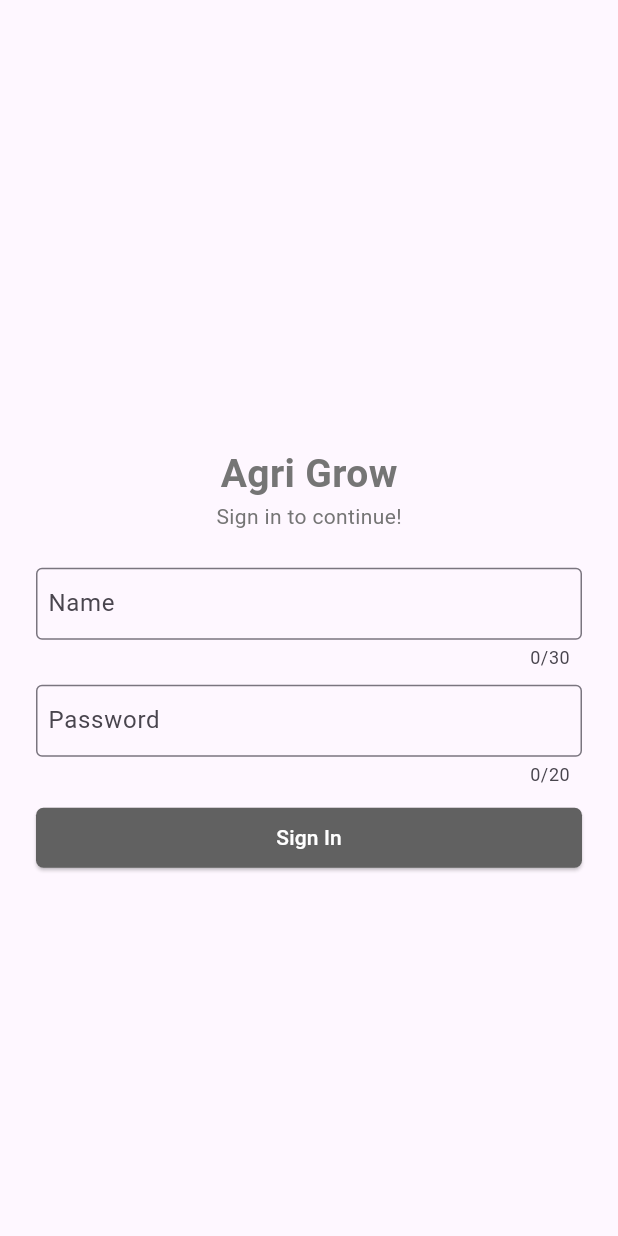
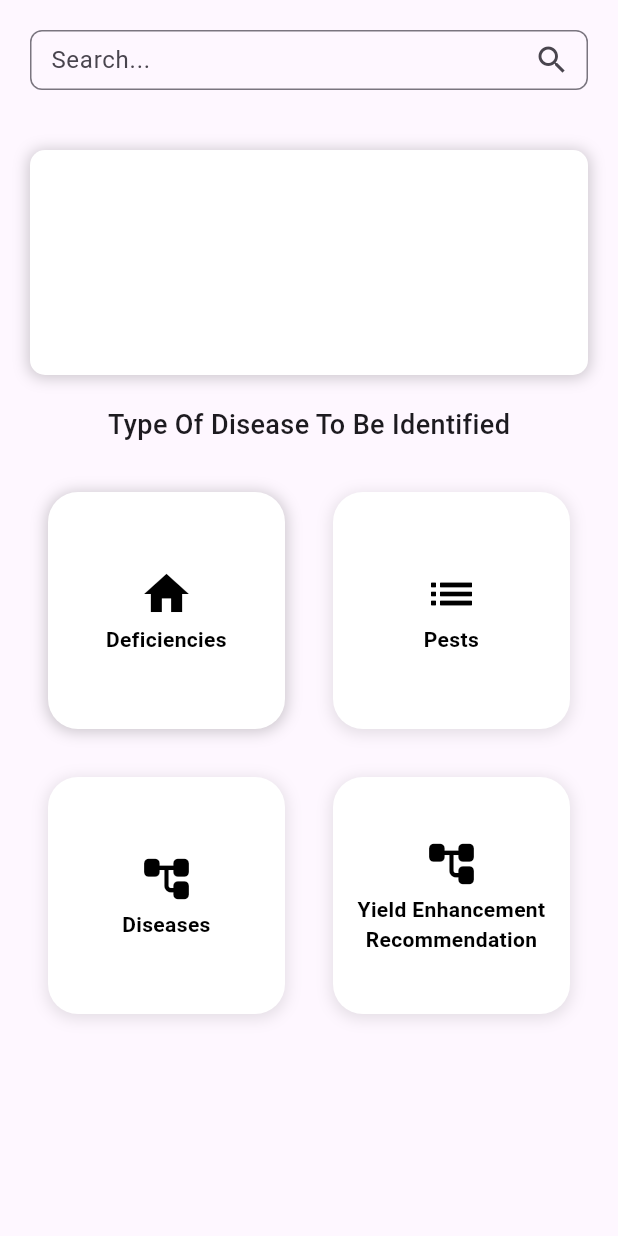
Before and after one commit to Malaka98/agri_grow, a Flutter app: the Login screen opened by its route, after a tap on "Sign In", on a phone screen of 412 x 824 dp. Run offline on Flutter 3.47's test engine with Material 2 defaults, Android fonts, the phone set to English and light mode, and no system bars; our stand-ins replace go_router.

Commit message:
feat: dashboard

```diff
--- a/lib/src/routes/route_config.dart
+++ b/lib/src/routes/route_config.dart
@@ -1,3 +1,4 @@
+import 'package:agry_go/src/screens/dashboard/dashboard.dart';
 import 'package:agry_go/src/screens/login/login.dart';
 import 'package:flutter/cupertino.dart';
 import 'package:go_router/go_router.dart';
@@ -7,7 +8,8 @@ import '../widgets/transition_animation.dart';
 
 enum Routes {
   initial('app_root', '/'),
-  login('login', '/login');
+  login('login', '/login'),
+  dashboard('dashboard', '/dashboard');
 
   const Routes(this.name, this.path);
 
@@ -32,4 +34,10 @@ final GoRouter routerConfig =
       pageBuilder: (BuildContext context, GoRouterState state) {
         return customPageTransition(context, state, const Login());
       }),
+  GoRoute(
+      name: Routes.dashboard.name,
+      path: Routes.dashboard.path,
+      pageBuilder: (BuildContext context, GoRouterState state) {
+        return customPageTransition(context, state, const Dashboard());
+      }),
 ]);
--- /dev/null
+++ b/lib/src/screens/dashboard/dashboard.dart
@@ -0,0 +1,220 @@
+import 'package:agry_go/src/screens/dashboard/widgets/search_bar.dart';
+import 'package:flutter/material.dart';
+
+class Dashboard extends StatefulWidget {
+  const Dashboard({super.key});
+
+  @override
+  State<Dashboard> createState() => _DashboardState();
+}
+
+class _DashboardState extends State<Dashboard> {
+  @override
+  Widget build(BuildContext context) {
+    return Scaffold(
+        body: SafeArea(
+      child: Column(
+        children: [
+          const Padding(
+            padding: EdgeInsets.all(10.0),
+            child: SearchBarApp(),
+          ),
+          Padding(
+            padding: const EdgeInsets.all(20.0),
+            child: Container(
+                height: 150.0,
+                decoration: BoxDecoration(
+                    borderRadius: BorderRadius.circular(10),
+                    color: Colors.white,
+                    boxShadow: [
+                      BoxShadow(
+                          color: Colors.black.withOpacity(0.2),
+                          spreadRadius: 1,
+                          blurRadius: 8,
+                          offset: const Offset(0, 1))
+                    ])),
+          ),
+          const Text(
+            "Type Of Disease To Be Identified",
+            style: TextStyle(fontSize: 18.0, fontWeight: FontWeight.w500),
+          ),
+          Flexible(
+            child: Container(
+              padding: const EdgeInsets.all(32.0),
+              // color: Colors.yellow,
+              child: GridView.count(
+                crossAxisSpacing: 32,
+                mainAxisSpacing: 32,
+                crossAxisCount: 2,
+                children: [
+                  InkWell(
+                    borderRadius: BorderRadius.circular(20),
+                    child: Ink(
+                      padding: const EdgeInsets.all(10),
+                      decoration: BoxDecoration(
+                          borderRadius: BorderRadius.circular(20),
+                          color: Colors.white,
+                          boxShadow: [
+                            BoxShadow(
+                                color: Colors.black.withOpacity(0.2),
+                                spreadRadius: 1,
+                                blurRadius: 8,
+                                offset: const Offset(0, 1))
+                          ]),
+                      child: const Column(
+                        mainAxisAlignment: MainAxisAlignment.center,
+                        crossAxisAlignment: CrossAxisAlignment.center,
+                        children: [
+                          Icon(
+                            Icons.home,
+                            size: 36,
+                            color: Colors.black,
+                          ),
+                          Padding(
+                            padding: EdgeInsets.only(top: 2.0),
+                            child: Text(
+                              "Deficiencies",
+                              style: TextStyle(
+                                fontWeight: FontWeight.w600,
+                                color: Colors.black,
+                              ),
+                              textAlign: TextAlign.center,
+                            ),
+                          )
+                        ],
+                      ),
+                    ),
+                    onTap: () {
+                      // context.push(Routes.orderList.path);
+                    },
+                  ),
+                  InkWell(
+                    borderRadius: BorderRadius.circular(20),
+                    child: Ink(
+                      padding: const EdgeInsets.all(10),
+                      decoration: BoxDecoration(
+                          borderRadius: BorderRadius.circular(20),
+                          color: Colors.white,
+                          boxShadow: [
+                            BoxShadow(
+                                color: Colors.black.withOpacity(0.1),
+                                spreadRadius: 1,
+                                blurRadius: 8,
+                                offset: const Offset(0, 2))
+                          ]),
+                      child: const Column(
+                        mainAxisAlignment: MainAxisAlignment.center,
+                        crossAxisAlignment: CrossAxisAlignment.center,
+                        children: [
+                          Icon(
+                            Icons.list_outlined,
+                            size: 36,
+                            color: Colors.black,
+                          ),
+                          Padding(
+                            padding: EdgeInsets.only(top: 2.0),
+                            child: Text(
+                              "Pests",
+                              style: TextStyle(
+                                fontWeight: FontWeight.w600,
+                                color: Colors.black,
+                              ),
+                              textAlign: TextAlign.center,
+                            ),
+                          )
+                        ],
+                      ),
+                    ),
+                    onTap: () {
+                      // context.push(Routes.openCycleCount.path);
+                    },
+                  ),
+                  InkWell(
+                    child: Container(
+                      padding: const EdgeInsets.all(10),
+                      decoration: BoxDecoration(
+                          borderRadius: BorderRadius.circular(20),
+                          color: Colors.white,
+                          boxShadow: [
+                            BoxShadow(
+                                color: Colors.black.withOpacity(0.1),
+                                spreadRadius: 1,
+                                blurRadius: 8,
+                                offset: const Offset(0, 2))
+                          ]),
+                      child: const Column(
+                        mainAxisAlignment: MainAxisAlignment.center,
+                        crossAxisAlignment: CrossAxisAlignment.center,
+                        children: [
+                          Icon(
+                            Icons.account_tree_rounded,
+                            size: 36,
+                            color: Colors.black,
+                          ),
+                          Padding(
+                            padding: EdgeInsets.only(top: 2.0),
+                            child: Text(
+                              "Diseases",
+                              style: TextStyle(
+                                fontWeight: FontWeight.w600,
+                                color: Colors.black,
+                              ),
+                              textAlign: TextAlign.center,
+                            ),
+                          )
+                        ],
+                      ),
+                    ),
+                    onTap: () {
+                      // context.push(Routes.openCycleCount.path);
+                    },
+                  ),
+                  InkWell(
+                    child: Container(
+                      padding: const EdgeInsets.all(10),
+                      decoration: BoxDecoration(
+                          borderRadius: BorderRadius.circular(20),
+                          color: Colors.white,
+                          boxShadow: [
+                            BoxShadow(
+                                color: Colors.black.withOpacity(0.1),
+                                spreadRadius: 1,
+                                blurRadius: 8,
+                                offset: const Offset(0, 2))
+                          ]),
+                      child: const Column(
+                        mainAxisAlignment: MainAxisAlignment.center,
+                        crossAxisAlignment: CrossAxisAlignment.center,
+                        children: [
+                          Icon(
+                            Icons.account_tree_rounded,
+                            size: 36,
+                            color: Colors.black,
+                          ),
+                          Padding(
+                            padding: EdgeInsets.only(top: 2.0),
+                            child: Text(
+                              "Yield Enhancement Recommendation",
+                              style: TextStyle(
+                                fontWeight: FontWeight.w600,
+                                color: Colors.black,
+                              ),
+                              textAlign: TextAlign.center,
+                            ),
+                          )
+                        ],
+                      ),
+                    ),
+                    onTap: () {
+                      // context.push(Routes.openCycleCount.path);
+                    },
+                  )
+                ],
+              ),
+            ),
+          )
+        ],
+      ),
+    ));
+  }
+}
--- /dev/null
+++ b/lib/src/screens/dashboard/widgets/search_bar.dart
@@ -0,0 +1,35 @@
+import 'package:flutter/material.dart';
+
+class SearchBarApp extends StatefulWidget {
+  const SearchBarApp({super.key});
+
+  @override
+  State<SearchBarApp> createState() => _SearchBarAppState();
+}
+
+class _SearchBarAppState extends State<SearchBarApp> {
+  final TextEditingController _searchController = TextEditingController();
+
+  @override
+  Widget build(BuildContext context) {
+    return SizedBox(
+      height: 60,
+      child: Padding(
+        padding: const EdgeInsets.all(10.0),
+        child: TextField(
+          textAlignVertical: TextAlignVertical.bottom,
+          controller: _searchController,
+          decoration: InputDecoration(
+              hintText: 'Search...',
+              contentPadding: const EdgeInsets.all(10),
+              suffixIcon: const Icon(Icons.search),
+              border:
+                  OutlineInputBorder(borderRadius: BorderRadius.circular(8.0)),
+              focusedBorder:
+                  OutlineInputBorder(borderRadius: BorderRadius.circular(8.0))),
+          onChanged: (String value) {},
+        ),
+      ),
+    );
+  }
+}
--- a/lib/src/screens/login/login.dart
+++ b/lib/src/screens/login/login.dart
@@ -1,5 +1,7 @@
+import 'package:agry_go/src/routes/route_config.dart';
 import 'package:agry_go/src/screens/login/widgets/login_form.dart';
 import 'package:flutter/material.dart';
+import 'package:go_router/go_router.dart';
 
 class Login extends StatefulWidget {
   const Login({super.key});
@@ -9,7 +11,9 @@ class Login extends StatefulWidget {
 }
 
 class _LoginState extends State<Login> {
-  void loginHandler(username, password) {}
+  void loginHandler(username, password) {
+    context.push(Routes.dashboard.path);
+  }
 
   @override
   Widget build(BuildContext context) {
```
